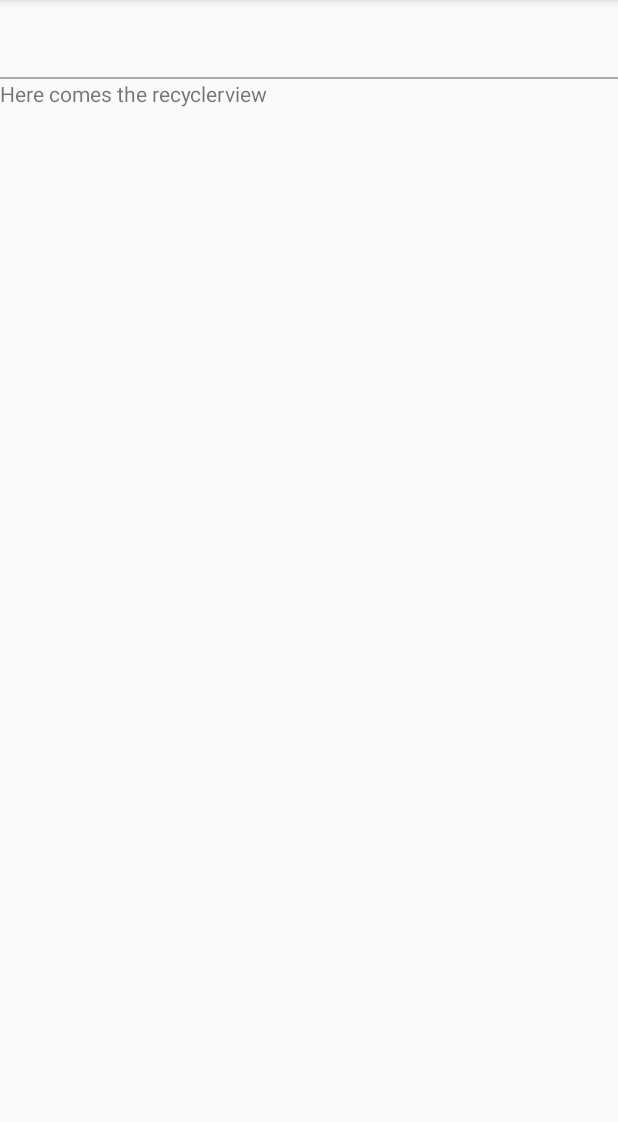
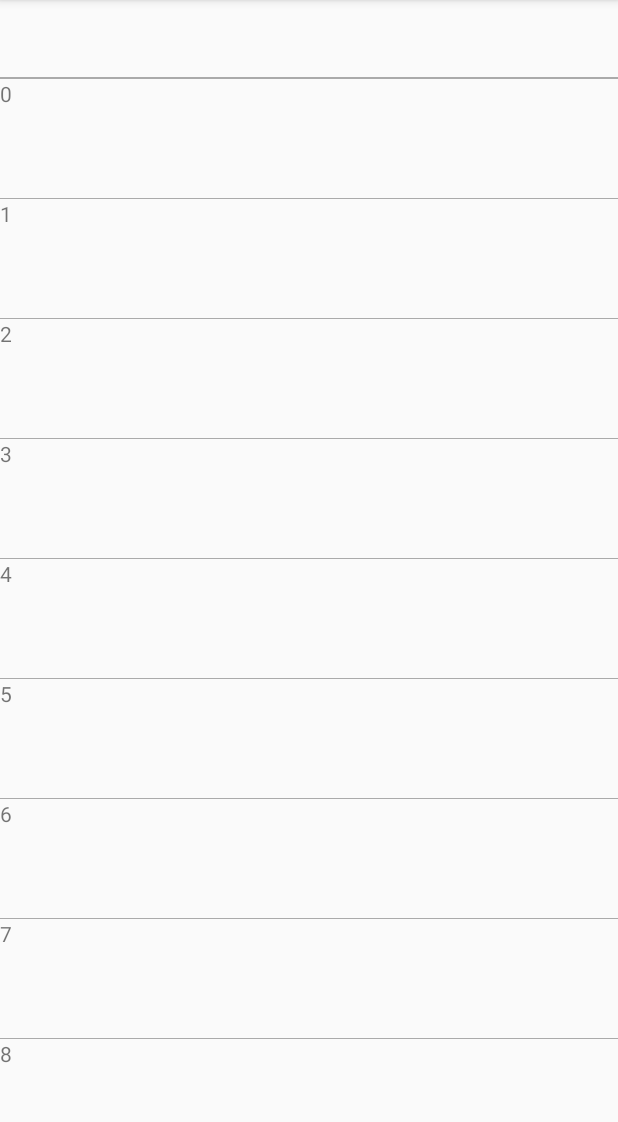
Before and after one commit to adakiss/android, an Android app: the fragment WeekDayFragment shown on its own in the app's theme, on a phone screen of 412 x 824 dp, the part 84-1206 px from its top. Run offline under Robolectric (Android 15) with nearby library versions, the phone set to English and light mode, and no system bars; 1 statement that could not run was skipped.

Commit message:
weekday improvements

```diff
--- a/Timetale/app/build.gradle
+++ b/Timetale/app/build.gradle
@@ -26,5 +26,6 @@ dependencies {
     })
     compile 'com.android.support:appcompat-v7:26.+'
     compile 'com.android.support.constraint:constraint-layout:1.0.2'
+    compile 'com.android.support:recyclerview-v7:26.0.+'
     testCompile 'junit:junit:4.12'
 }
--- a/Timetale/app/src/main/AndroidManifest.xml
+++ b/Timetale/app/src/main/AndroidManifest.xml
@@ -16,7 +16,7 @@
                 <category android:name="android.intent.category.LAUNCHER" />
             </intent-filter>
         </activity>
-        <activity android:name=".WeekDayPagerActivity"></activity>
+        <activity android:name=".weekday.WeekDayPagerActivity"></activity>
     </application>
 
 </manifest>
--- a/Timetale/app/src/main/java/com/dpckou/agoston/timetale/MainActivity.java
+++ b/Timetale/app/src/main/java/com/dpckou/agoston/timetale/MainActivity.java
@@ -7,6 +7,8 @@ import android.support.v7.app.AppCompatActivity;
 import android.os.Bundle;
 import android.view.View;
 import android.widget.Button;
+
+import com.dpckou.agoston.timetale.weekday.WeekDayPagerActivity;
 
 public class MainActivity extends AppCompatActivity {
 
--- /dev/null
+++ b/Timetale/app/src/main/java/com/dpckou/agoston/timetale/weekday/Hour.java
@@ -0,0 +1,33 @@
+package com.dpckou.agoston.timetale.weekday;
+
+/**
+ * Created by kissa on 2017. 11. 04..
+ */
+
+public class Hour {
+
+    private Integer hour;
+    private String event;
+
+    public Hour(Integer hour) {
+        this.hour = hour;
+    }
+
+    public Integer getHour() {
+
+        return hour;
+    }
+
+    public String getEvent() {
+
+        return event;
+    }
+
+    public void setEvent(String event) {
+        this.event = event;
+    }
+
+    public Boolean isEventPlanned() {
+        return event == null ? false : true;
+    }
+}
--- /dev/null
+++ b/Timetale/app/src/main/java/com/dpckou/agoston/timetale/weekday/HourAdapter.java
@@ -0,0 +1,66 @@
+package com.dpckou.agoston.timetale.weekday;
+
+import android.graphics.Color;
+import android.support.v7.widget.RecyclerView;
+import android.support.v7.widget.RecyclerView.Adapter;
+import android.util.Log;
+import android.view.LayoutInflater;
+import android.view.View;
+import android.view.ViewGroup;
+import android.widget.BaseAdapter;
+import android.widget.TextView;
+
+import com.dpckou.agoston.timetale.R;
+
+/**
+ * Created by kissa on 2017. 11. 04..
+ */
+
+public class HourAdapter extends Adapter<HourAdapter.MyViewHolder> {
+
+    private Hour[] hours;
+
+    public HourAdapter(Hour[] hours) {
+        this.hours = hours;
+
+        //for(int i = 0; i < hours.length; i++) {
+        //    hours[i] = new Hour(i++);
+        //}
+    }
+
+    @Override
+    public MyViewHolder onCreateViewHolder(ViewGroup parent, int viewType) {
+        View view = LayoutInflater.from(parent.getContext()).inflate(R.layout.listitem_hour, parent, false);
+        return new MyViewHolder(view);
+    }
+
+    @Override
+    public int getItemCount() {
+        return hours.length;
+    }
+
+    @Override
+    public void onBindViewHolder(MyViewHolder holder, int position) {
+        Hour currentHour = hours[position];
+
+        holder.hourTW.setText(currentHour.getHour().toString());
+        if (currentHour.isEventPlanned()) {
+            holder.eventTW.setText(currentHour.getEvent());
+            holder.eventTW.setBackgroundColor(Color.GRAY);
+        } else {
+            holder.eventTW.setText("");
+        }
+    }
+
+    public class MyViewHolder extends RecyclerView.ViewHolder {
+
+        TextView hourTW;
+        TextView eventTW;
+
+        public MyViewHolder(View itemView) {
+            super(itemView);
+            this.hourTW = itemView.findViewById(R.id.hour);
+            this.eventTW = itemView.findViewById(R.id.event);
+        }
+    }
+}
--- a/Timetale/app/src/main/java/com/dpckou/agoston/timetale/WeekDayFragment.java
+++ b/Timetale/app/src/main/java/com/dpckou/agoston/timetale/weekday/WeekDayFragment.java
@@ -1,12 +1,17 @@
-package com.dpckou.agoston.timetale;
+package com.dpckou.agoston.timetale.weekday;
 
 import android.os.Bundle;
 import android.support.annotation.Nullable;
 import android.support.v4.app.Fragment;
+import android.support.v7.widget.LinearLayoutManager;
+import android.support.v7.widget.RecyclerView;
+import android.util.Log;
 import android.view.LayoutInflater;
 import android.view.View;
 import android.view.ViewGroup;
 import android.widget.TextView;
+
+import com.dpckou.agoston.timetale.R;
 
 /**
  * Created by kissa on 2017. 11. 01..
@@ -17,6 +22,8 @@ public class WeekDayFragment extends Fragment {
     public final static String ARG_DAY = "day";
 
     private String day;
+    private RecyclerView mRecyclerView;
+    HourAdapter mAdapter;
 
     public static WeekDayFragment create(String day) {
         WeekDayFragment wdf = new WeekDayFragment();
@@ -39,6 +46,19 @@ public class WeekDayFragment extends Fragment {
 
         ((TextView)(rootView.findViewById(R.id.day))).setText(day);
 
+
+        mRecyclerView = rootView.findViewById(R.id.hourlist);
+        LinearLayoutManager mLayoutManager = new LinearLayoutManager(rootView.getContext());
+        mRecyclerView.setLayoutManager(mLayoutManager);
+
+        Hour[] hours = new Hour[24];
+        for(int i = 0; i < hours.length; i++) {
+            hours[i] = new Hour(i);
+        }
+
+        mAdapter = new HourAdapter(hours);
+        mRecyclerView.setAdapter(mAdapter);
+
         return rootView;
     }
 
--- a/Timetale/app/src/main/java/com/dpckou/agoston/timetale/WeekDayPagerActivity.java
+++ b/Timetale/app/src/main/java/com/dpckou/agoston/timetale/weekday/WeekDayPagerActivity.java
@@ -1,4 +1,4 @@
-package com.dpckou.agoston.timetale;
+package com.dpckou.agoston.timetale.weekday;
 
 import android.support.v4.app.Fragment;
 import android.support.v4.app.FragmentActivity;
@@ -8,6 +8,10 @@ import android.support.v4.view.PagerAdapter;
 import android.support.v4.view.ViewPager;
 import android.support.v7.app.AppCompatActivity;
 import android.os.Bundle;
+import android.support.v7.widget.LinearLayoutManager;
+import android.support.v7.widget.RecyclerView;
+
+import com.dpckou.agoston.timetale.R;
 
 import java.util.ArrayList;
 import java.util.List;
--- a/Timetale/app/src/main/res/layout/fragment_weekday.xml
+++ b/Timetale/app/src/main/res/layout/fragment_weekday.xml
@@ -17,10 +17,10 @@
         android:layout_height="1dp"
         android:background="@android:color/darker_gray"/>
 
-    <TextView
+    <android.support.v7.widget.RecyclerView
+        android:id="@+id/hourlist"
         android:layout_width="wrap_content"
-        android:layout_height="wrap_content"
-        android:text="Here comes the recyclerview"/>
+        android:layout_height="wrap_content" />
 
 
 
--- /dev/null
+++ b/Timetale/app/src/main/res/layout/listitem_hour.xml
@@ -0,0 +1,29 @@
+<?xml version="1.0" encoding="utf-8"?>
+<LinearLayout xmlns:android="http://schemas.android.com/apk/res/android"
+    android:orientation="vertical"
+    android:layout_width="match_parent"
+    android:layout_height="80dp">
+
+    <LinearLayout
+        android:orientation="horizontal"
+        android:layout_width="match_parent"
+        android:layout_height="79dp">
+
+        <TextView
+            android:id="@+id/hour"
+            android:layout_width="wrap_content"
+            android:layout_height="match_parent" />
+
+        <TextView
+            android:id="@+id/event"
+            android:layout_width="wrap_content"
+            android:layout_height="match_parent" />
+
+    </LinearLayout>
+
+    <View
+        android:layout_width="match_parent"
+        android:layout_height="1dp"
+        android:background="@android:color/darker_gray"/>
+
+</LinearLayout>
```
